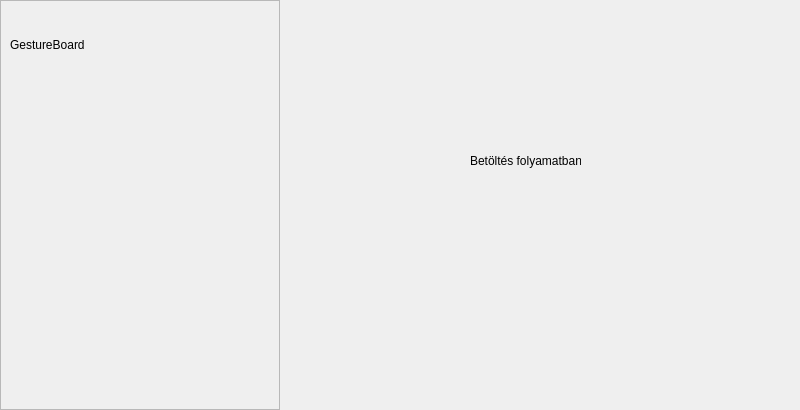
Excal21/GestureBoard, file UI/Forms/loadingForm.ui: the form before one commit.
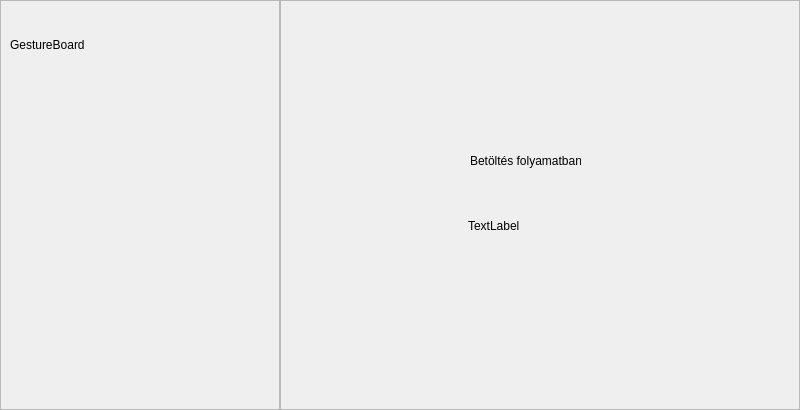
The form after the commit.

Patch:
```diff
--- a/UI/Forms/loadingForm.ui
+++ b/UI/Forms/loadingForm.ui
@@ -55,6 +55,35 @@
     <string>Betöltés folyamatban</string>
    </property>
   </widget>
+  <widget class="QFrame" name="frameButtons">
+   <property name="geometry">
+    <rect>
+     <x>280</x>
+     <y>0</y>
+     <width>520</width>
+     <height>410</height>
+    </rect>
+   </property>
+   <property name="frameShape">
+    <enum>QFrame::Shape::StyledPanel</enum>
+   </property>
+   <property name="frameShadow">
+    <enum>QFrame::Shadow::Raised</enum>
+   </property>
+   <widget class="QLabel" name="lblLoadingSpinner">
+    <property name="geometry">
+     <rect>
+      <x>188</x>
+      <y>190</y>
+      <width>141</width>
+      <height>71</height>
+     </rect>
+    </property>
+    <property name="text">
+     <string>TextLabel</string>
+    </property>
+   </widget>
+  </widget>
  </widget>
  <resources/>
  <connections/>
```
